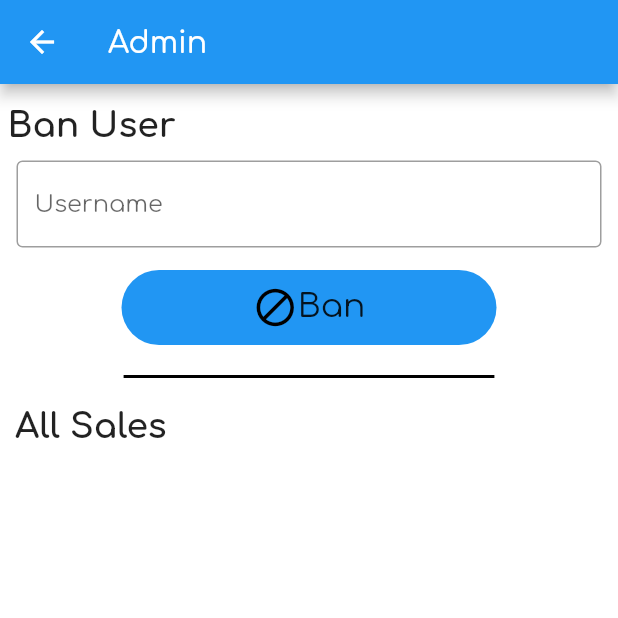
After one commit to Guillaume-e/TegAuto, a Flutter app: the AdminPage screen opened directly, on a phone screen of 412 x 824 dp, the top half of it. The commit adds this screen. Run offline on Flutter 3.47's test engine with Material 2 defaults, Android fonts, the phone set to English and light mode, and no system bars; our stand-ins replace flutter_bloc.

Commit message:
Advance 6 Admin Textfield Ban Button Divider

```diff
--- /dev/null
+++ b/teg_auto/lib/admin_page.dart
@@ -0,0 +1,108 @@
+import 'package:flutter/material.dart';
+import 'package:flutter_bloc/flutter_bloc.dart';
+import 'package:teg_auto/classes/itemcard.dart';
+import 'package:teg_auto/counter_bloc.dart';
+import 'package:teg_auto/widgets/homecard.dart';
+
+const List<ItemCard> data = [
+    ItemCard(
+  image: "assets/images/bmw-m8-coupe-onepager-sp-desktop.jpg",
+  brand: "Bmw",
+  model: "M8 Competition",
+  price: "100000",
+  km: "10",
+  color: "Blue",
+  state: "New",
+  ),
+    ItemCard(
+  image: "assets/images/1-manthey-911-gt3-rs-mr-2020-first-drive-hero-front.jpg",
+  brand: "Porsche",
+  model: "911 GT3 RS",
+  price: "90000",
+  km: "30K",
+  color: "Green",
+  state: "Used",
+  ),
+    ItemCard(
+  image: "assets/images/MANHART-Urus-800-Website-3.jpg",
+  brand: "Lamborghini",
+  model: "Urus",
+  price: "190000",
+  km: "0",
+  color: "Yellow",
+  state: "New",
+  )
+];
+
+class AdminPage extends StatefulWidget {
+  const AdminPage({super.key, required this.title});
+
+  final String title;
+  @override
+  State<AdminPage> createState() => _AdminPageState();
+}
+
+class _AdminPageState extends State<AdminPage> {
+  @override
+  Widget build(BuildContext context) {
+    final Size size = MediaQuery.of(context).size;
+    return Scaffold(
+      appBar: AppBar(title: Text(widget.title), backgroundColor: Colors.blue),
+      body: BlocBuilder<CounterBloc, int>(
+        builder: (_, int counter) {
+    return Container(
+      decoration: const BoxDecoration(color: Colors.white),
+      child: Column(
+        crossAxisAlignment: CrossAxisAlignment.start,
+        children: [
+          Container(
+            padding: const EdgeInsets.all(5),
+            margin: const EdgeInsets.only(top: 10),
+            child: const Text("Ban User", style: TextStyle(fontSize: 23, fontWeight: FontWeight.bold), textAlign: TextAlign.left,),
+          ),
+          Center(
+            child: Container(
+              padding: const EdgeInsets.all(5),
+              width: 400,
+              child: const TextField(
+                decoration: InputDecoration(
+                  border: OutlineInputBorder(),
+                  labelText: 'Username',
+                ),
+              ),
+            ),
+          ),
+          Center(
+            child: Container(
+              padding: const EdgeInsets.all(10),
+              margin: const EdgeInsets.only(top: 10),
+              width: 250,
+              decoration: BoxDecoration(color: Colors.blue, borderRadius: BorderRadius.circular(50)),
+                child: Row(
+                  mainAxisAlignment: MainAxisAlignment.center,
+                  children: const [
+                    Icon(Icons.block, color: Colors.black, size: 30),
+                    Center(child: Text("Ban", style: TextStyle(fontSize: 22),)),
+                  ],
+                ),
+              ),
+          ),
+          Center(
+            child: Container(
+              margin: const EdgeInsets.only(top: 20),
+              height: 2,
+              width: size.width * 0.6,
+              decoration: const BoxDecoration(color: Colors.black),
+            ),
+          ),
+          Container(
+            padding: const EdgeInsets.all(10),
+            margin: const EdgeInsets.only(top: 10),
+            child: const Text("All Sales", style: TextStyle(fontSize: 23, fontWeight: FontWeight.bold), textAlign: TextAlign.left,),
+          ),
+        ],
+      ),
+    );
+    },),);
+  }
+}
```
Also changed, not shown: teg_auto/lib/main.dart (+3 -5 lines).
